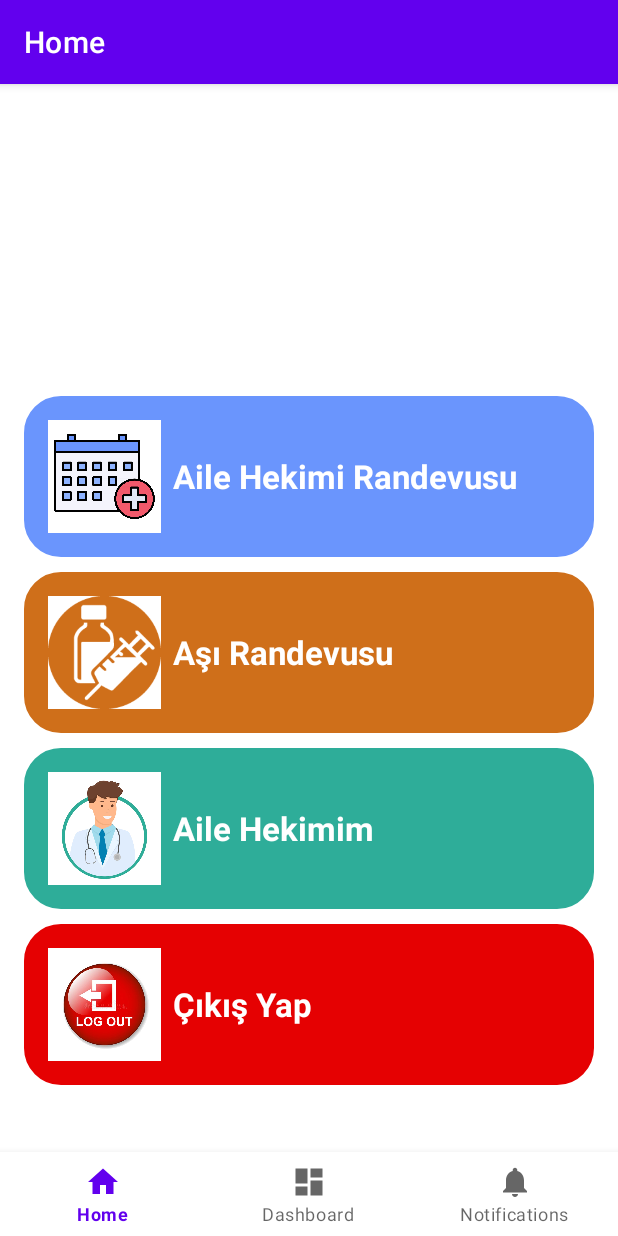
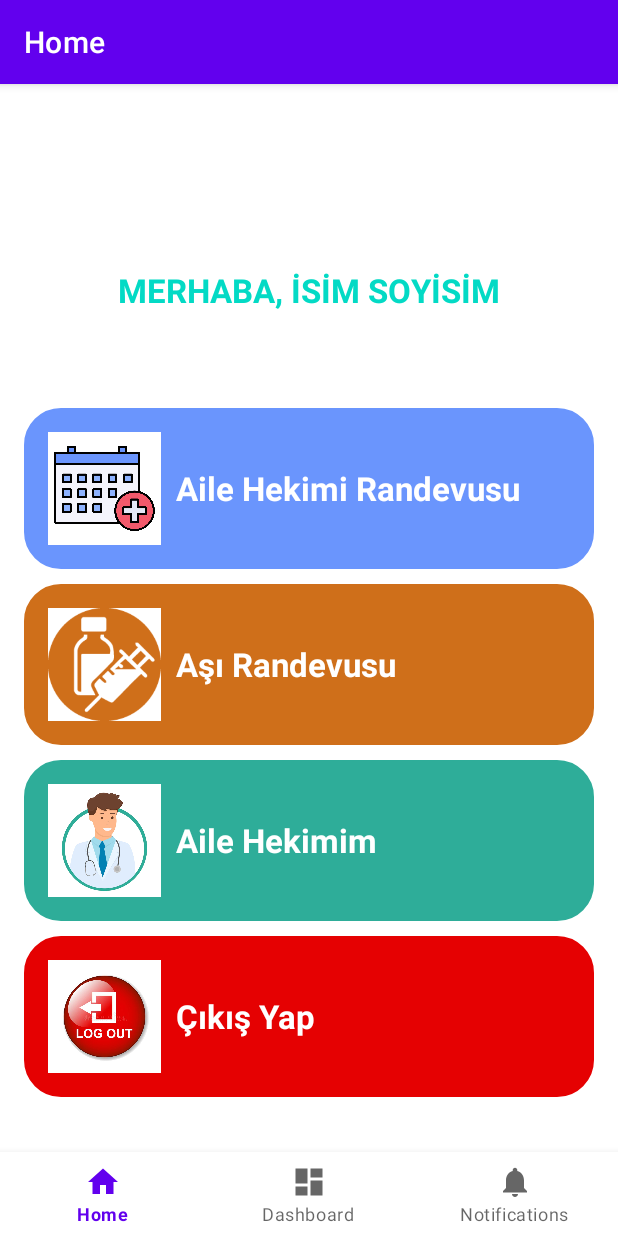
Before and after one commit to kocerenes/FamilyMedicineApp, an Android app: the screen it shows after launch (MainActivity), on a phone screen of 412 x 824 dp. Run offline under Robolectric (Android 15) with nearby library versions, the phone set to English and light mode, and no system bars; our stand-ins replace navigation-ui; 2 statements that could not run were skipped.

Commit message:
Code refactoring

```diff
--- a/app/src/main/res/layout/fragment_home.xml
+++ b/app/src/main/res/layout/fragment_home.xml
@@ -5,32 +5,31 @@
     android:layout_height="match_parent"
     android:gravity="center"
     android:orientation="vertical"
-    android:padding="16dp"
+    android:padding="@dimen/large_padding"
     tools:context=".presentation.home.HomeFragment">
 
 
     <TextView
-        android:id="@+id/textView3"
-        style="@style/PrimaryTextColor.BoldLarge"
+        android:id="@+id/textViewWelcome"
+        style="@style/WelcomeText"
         android:layout_width="wrap_content"
         android:layout_height="wrap_content"
-        android:layout_marginBottom="32dp"
-        android:gravity="top"
-        android:text="MERHABA, İSİM SOYİSİM" />
+        android:layout_marginBottom="64dp"
+        android:text="@string/welcome_text" />
 
     <LinearLayout
         android:layout_width="match_parent"
         android:layout_height="wrap_content"
-        android:layout_marginBottom="10dp"
+        android:layout_marginBottom="@dimen/small_margin"
         android:background="@drawable/border"
         android:orientation="horizontal"
-        android:padding="16dp">
+        android:padding="@dimen/large_padding">
 
-        <ImageView
+        <View
             android:id="@+id/imageView"
             android:layout_width="@dimen/home_imageview_width"
             android:layout_height="@dimen/home_imageview_height"
-            android:src="@drawable/appointment" />
+            android:background="@drawable/appointment" />
 
         <TextView
             android:id="@+id/textViewAppointment"
@@ -38,24 +37,24 @@
             android:layout_width="0dp"
             android:layout_height="wrap_content"
             android:layout_gravity="center"
-            android:layout_marginStart="8dp"
+            android:layout_marginStart="@dimen/small_margin"
             android:layout_weight="1"
-            android:text="Aile Hekimi Randevusu" />
+            android:text="@string/doctor_appointment" />
     </LinearLayout>
 
     <LinearLayout
         android:layout_width="match_parent"
         android:layout_height="wrap_content"
-        android:layout_marginBottom="10dp"
+        android:layout_marginBottom="@dimen/small_margin"
         android:background="@drawable/border2"
         android:orientation="horizontal"
-        android:padding="16dp">
+        android:padding="@dimen/large_padding">
 
-        <ImageView
+        <View
             android:id="@+id/imageView2"
             android:layout_width="@dimen/home_imageview_width"
             android:layout_height="@dimen/home_imageview_height"
-            android:src="@drawable/vaccine2" />
+            android:background="@drawable/vaccine2" />
 
         <TextView
             android:id="@+id/textViewVaccine"
@@ -63,24 +62,24 @@
             android:layout_width="0dp"
             android:layout_height="wrap_content"
             android:layout_gravity="center"
-            android:layout_marginStart="8dp"
+            android:layout_marginStart="@dimen/small_margin"
             android:layout_weight="1"
-            android:text="Aşı Randevusu" />
+            android:text="@string/vaccine_appointment" />
     </LinearLayout>
 
     <LinearLayout
         android:layout_width="match_parent"
         android:layout_height="wrap_content"
-        android:layout_marginBottom="10dp"
+        android:layout_marginBottom="@dimen/small_margin"
         android:background="@drawable/border3"
         android:orientation="horizontal"
-        android:padding="16dp">
+        android:padding="@dimen/large_padding">
 
-        <ImageView
+        <View
             android:id="@+id/imageView3"
             android:layout_width="@dimen/home_imageview_width"
             android:layout_height="@dimen/home_imageview_height"
-            android:src="@drawable/doctor" />
+            android:background="@drawable/doctor" />
 
         <TextView
             android:id="@+id/textViewDoctor"
@@ -88,24 +87,24 @@
             android:layout_width="wrap_content"
             android:layout_height="wrap_content"
             android:layout_gravity="center"
-            android:layout_marginStart="8dp"
-            android:text="Aile Hekimim" />
+            android:layout_marginStart="@dimen/small_margin"
+            android:text="@string/doctor_text" />
 
     </LinearLayout>
 
     <LinearLayout
         android:layout_width="match_parent"
         android:layout_height="wrap_content"
-        android:layout_marginBottom="10dp"
+        android:layout_marginBottom="@dimen/double_extra_large_margin"
         android:background="@drawable/border4"
         android:orientation="horizontal"
-        android:padding="16dp">
+        android:padding="@dimen/large_padding">
 
-        <ImageView
+        <View
             android:id="@+id/imageView4"
             android:layout_width="@dimen/home_imageview_width"
             android:layout_height="@dimen/home_imageview_height"
-            android:src="@drawable/log_out" />
+            android:background="@drawable/log_out" />
 
         <TextView
             android:id="@+id/textViewLogOut"
@@ -113,8 +112,8 @@
             android:layout_width="wrap_content"
             android:layout_height="wrap_content"
             android:layout_gravity="center"
-            android:layout_marginStart="8dp"
-            android:text="Çıkış Yap" />
+            android:layout_marginStart="@dimen/small_margin"
+            android:text="@string/log_out" />
 
     </LinearLayout>
 </LinearLayout>
--- a/app/src/main/res/values/strings.xml
+++ b/app/src/main/res/values/strings.xml
@@ -3,4 +3,9 @@
     <string name="title_home">Home</string>
     <string name="title_dashboard">Dashboard</string>
     <string name="title_notifications">Notifications</string>
+    <string name="welcome_text">MERHABA, İSİM SOYİSİM</string>
+    <string name="log_out">Çıkış Yap</string>
+    <string name="doctor_text">Aile Hekimim</string>
+    <string name="vaccine_appointment">Aşı Randevusu</string>
+    <string name="doctor_appointment">Aile Hekimi Randevusu</string>
 </resources>
--- a/app/src/main/res/values/themes.xml
+++ b/app/src/main/res/values/themes.xml
@@ -23,4 +23,10 @@
         <item name="android:textSize">@dimen/double_extra_large_size</item>
         <item name="android:textStyle">bold</item>
     </style>
+    <!-- welcome text style -->
+    <style name="WelcomeText">
+        <item name="android:textSize">@dimen/double_extra_large_size</item>
+        <item name="android:textStyle">bold</item>
+        <item name="android:textColor">#FF03DAC5</item>
+    </style>
 </resources>
```
